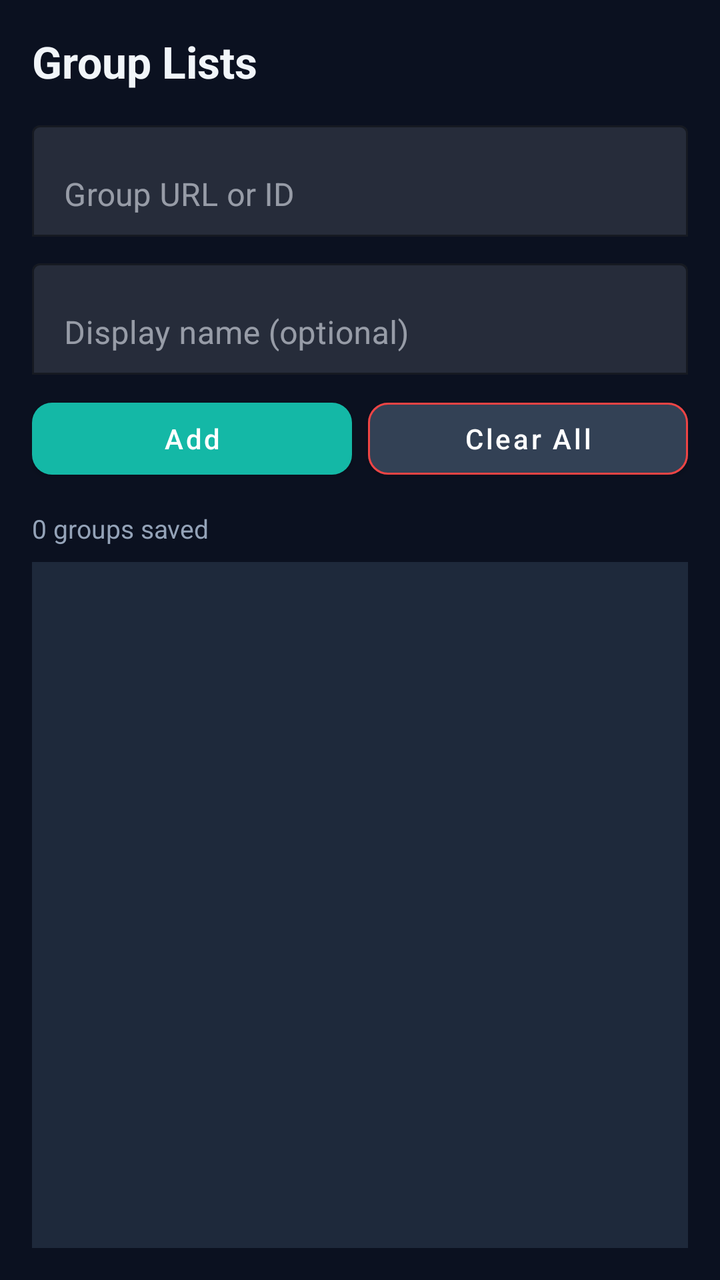
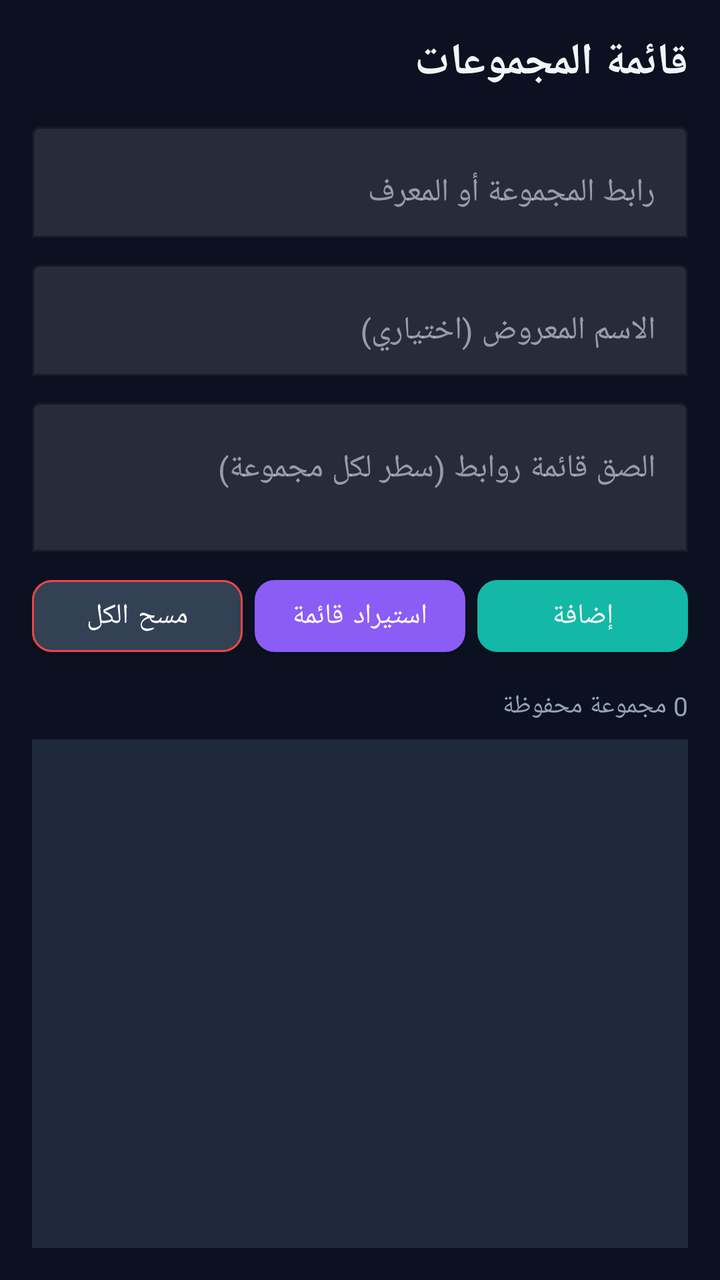

The first picture is an Android layout as it rendered before a commit; the second is the same layout after the commit. The layout source and the unified diff follow.
<!-- AndroidManifest.xml: application theme Theme.FBPublisherX -->
<!-- res/layout/fragment_groups.xml -->
<?xml version="1.0" encoding="utf-8"?>
<LinearLayout xmlns:android="http://schemas.android.com/apk/res/android"
    xmlns:app="http://schemas.android.com/apk/res-auto"
    android:layout_width="match_parent"
    android:layout_height="match_parent"
    android:orientation="vertical"
    android:background="@color/background"
    android:padding="16dp">

    <TextView
        android:layout_width="match_parent"
        android:layout_height="wrap_content"
        android:text="Group Lists"
        android:textColor="@color/on_background"
        android:textSize="22sp"
        android:textStyle="bold"
        android:layout_marginBottom="12dp" />

    <com.google.android.material.textfield.TextInputLayout
        android:layout_width="match_parent"
        android:layout_height="wrap_content"
        app:boxBackgroundMode="outline"
        app:boxStrokeColor="@color/primary"
        android:layout_marginBottom="8dp">
        <com.google.android.material.textfield.TextInputEditText
            android:id="@+id/inputGroupUrl"
            android:layout_width="match_parent"
            android:layout_height="wrap_content"
            android:hint="Group URL or ID"
            android:textColor="@color/on_surface"
            android:inputType="textUri" />
    </com.google.android.material.textfield.TextInputLayout>

    <com.google.android.material.textfield.TextInputLayout
        android:layout_width="match_parent"
        android:layout_height="wrap_content"
        app:boxBackgroundMode="outline"
        app:boxStrokeColor="@color/primary"
        android:layout_marginBottom="8dp">
        <com.google.android.material.textfield.TextInputEditText
            android:id="@+id/inputGroupName"
            android:layout_width="match_parent"
            android:layout_height="wrap_content"
            android:hint="Display name (optional)"
            android:textColor="@color/on_surface"
            android:inputType="text" />
    </com.google.android.material.textfield.TextInputLayout>

    <LinearLayout
        android:layout_width="match_parent"
        android:layout_height="wrap_content"
        android:orientation="horizontal"
        android:layout_marginBottom="12dp">
        <com.google.android.material.button.MaterialButton
            android:id="@+id/btnAddGroup"
            android:layout_width="0dp"
            android:layout_height="48dp"
            android:layout_weight="1"
            android:text="Add"
            android:textAllCaps="false"
            app:cornerRadius="10dp"
            app:backgroundTint="@color/primary" />
        <com.google.android.material.button.MaterialButton
            android:id="@+id/btnClearGroups"
            android:layout_width="0dp"
            android:layout_height="48dp"
            android:layout_weight="1"
            android:layout_marginStart="8dp"
            android:text="Clear All"
            android:textAllCaps="false"
            app:cornerRadius="10dp"
            app:backgroundTint="@color/surface_variant"
            app:strokeColor="@color/error"
            app:strokeWidth="1dp" />
    </LinearLayout>

    <TextView
        android:id="@+id/groupsCount"
        android:layout_width="match_parent"
        android:layout_height="wrap_content"
        android:text="0 groups saved"
        android:textColor="@color/text_secondary"
        android:textSize="13sp"
        android:layout_marginBottom="8dp" />

    <ListView
        android:id="@+id/listGroups"
        android:layout_width="match_parent"
        android:layout_height="0dp"
        android:layout_weight="1"
        android:divider="@color/card_stroke"
        android:dividerHeight="1dp"
        android:background="@color/surface" />

</LinearLayout>
<!-- resources referenced by this layout -->
<resources>
  <color name="background">#0B1120</color>
  <color name="card_stroke">#334155</color>
  <color name="error">#EF4444</color>
  <color name="on_background">#F1F5F9</color>
  <color name="on_surface">#E2E8F0</color>
  <color name="primary">#14B8A6</color>
  <color name="surface">#1E293B</color>
  <color name="surface_variant">#334155</color>
  <color name="text_secondary">#94A3B8</color>
  <style name="Theme.FBPublisherX" parent="Theme.MaterialComponents.DayNight.NoActionBar">
          <item name="colorPrimary">@color/primary</item>
          <item name="colorPrimaryVariant">@color/primary_variant</item>
          <item name="colorOnPrimary">@color/on_primary</item>
          <item name="colorSecondary">@color/secondary</item>
          <item name="android:statusBarColor">@color/background</item>
          <item name="android:navigationBarColor">@color/surface</item>
          <item name="android:windowBackground">@color/background</item>
          <item name="android:windowLightStatusBar">false</item>
          <item name="colorSurface">@color/surface</item>
          <item name="colorOnSurface">@color/on_surface</item>
      </style>
  <color name="primary_variant">#0F766E</color>
  <color name="on_primary">#FFFFFF</color>
  <color name="secondary">#8B5CF6</color>
</resources>

<!-- the commit's change to res/layout/fragment_groups.xml (unified diff, before → after) -->
@@ -5,12 +5,13 @@
     android:layout_height="match_parent"
     android:orientation="vertical"
     android:background="@color/background"
-    android:padding="16dp">
+    android:padding="16dp"
+    android:layoutDirection="rtl">
 
     <TextView
         android:layout_width="match_parent"
         android:layout_height="wrap_content"
-        android:text="Group Lists"
+        android:text="@string/groups_title"
         android:textColor="@color/on_background"
         android:textSize="22sp"
         android:textStyle="bold"
@@ -26,9 +27,10 @@
             android:id="@+id/inputGroupUrl"
             android:layout_width="match_parent"
             android:layout_height="wrap_content"
-            android:hint="Group URL or ID"
+            android:hint="@string/hint_group_url"
             android:textColor="@color/on_surface"
-            android:inputType="textUri" />
+            android:inputType="textUri"
+            android:gravity="start" />
     </com.google.android.material.textfield.TextInputLayout>
 
     <com.google.android.material.textfield.TextInputLayout
@@ -41,9 +43,27 @@
             android:id="@+id/inputGroupName"
             android:layout_width="match_parent"
             android:layout_height="wrap_content"
-            android:hint="Display name (optional)"
+            android:hint="@string/hint_group_name"
             android:textColor="@color/on_surface"
-            android:inputType="text" />
+            android:inputType="text"
+            android:gravity="start" />
+    </com.google.android.material.textfield.TextInputLayout>
+
+    <com.google.android.material.textfield.TextInputLayout
+        android:layout_width="match_parent"
+        android:layout_height="wrap_content"
+        app:boxBackgroundMode="outline"
+        app:boxStrokeColor="@color/primary"
+        android:layout_marginBottom="8dp">
+        <com.google.android.material.textfield.TextInputEditText
+            android:id="@+id/inputImportList"
+            android:layout_width="match_parent"
+            android:layout_height="wrap_content"
+            android:hint="@string/hint_import_list"
+            android:textColor="@color/on_surface"
+            android:inputType="textMultiLine"
+            android:minLines="2"
+            android:gravity="start|top" />
     </com.google.android.material.textfield.TextInputLayout>
 
     <LinearLayout
@@ -56,17 +76,27 @@
             android:layout_width="0dp"
             android:layout_height="48dp"
             android:layout_weight="1"
-            android:text="Add"
+            android:text="@string/btn_add_group"
             android:textAllCaps="false"
             app:cornerRadius="10dp"
             app:backgroundTint="@color/primary" />
+        <com.google.android.material.button.MaterialButton
+            android:id="@+id/btnImportGroups"
+            android:layout_width="0dp"
+            android:layout_height="48dp"
+            android:layout_weight="1"
+            android:layout_marginStart="6dp"
+            android:layout_marginEnd="6dp"
+            android:text="@string/btn_import"
+            android:textAllCaps="false"
+            app:cornerRadius="10dp"
+            app:backgroundTint="@color/secondary" />
         <com.google.android.material.button.MaterialButton
             android:id="@+id/btnClearGroups"
             android:layout_width="0dp"
             android:layout_height="48dp"
             android:layout_weight="1"
-            android:layout_marginStart="8dp"
-            android:text="Clear All"
+            android:text="@string/btn_clear_groups"
             android:textAllCaps="false"
             app:cornerRadius="10dp"
             app:backgroundTint="@color/surface_variant"
@@ -78,7 +108,7 @@
         android:id="@+id/groupsCount"
         android:layout_width="match_parent"
         android:layout_height="wrap_content"
-        android:text="0 groups saved"
+        android:text="0 مجموعة محفوظة"
         android:textColor="@color/text_secondary"
         android:textSize="13sp"
         android:layout_marginBottom="8dp" />
<!-- resource entries referenced after the edit -->
@@ -9,6 +9,13 @@
   <color name="surface">#1E293B</color>
   <color name="surface_variant">#334155</color>
   <color name="text_secondary">#94A3B8</color>
+  <string name="btn_add_group">إضافة</string>
+  <string name="btn_clear_groups">مسح الكل</string>
+  <string name="btn_import">استيراد قائمة</string>
+  <string name="groups_title">قائمة المجموعات</string>
+  <string name="hint_group_name">الاسم المعروض (اختياري)</string>
+  <string name="hint_group_url">رابط المجموعة أو المعرف</string>
+  <string name="hint_import_list">الصق قائمة روابط (سطر لكل مجموعة)</string>
   <style name="Theme.FBPublisherX" parent="Theme.MaterialComponents.DayNight.NoActionBar">
           <item name="colorPrimary">@color/primary</item>
           <item name="colorPrimaryVariant">@color/primary_variant</item>
